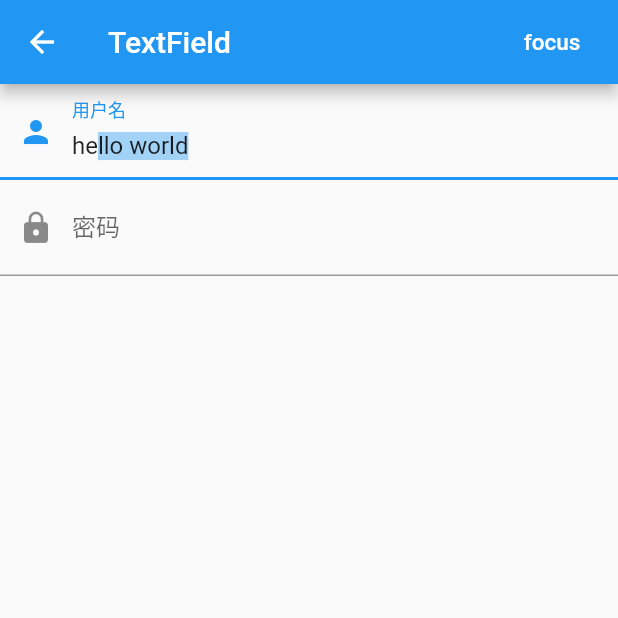
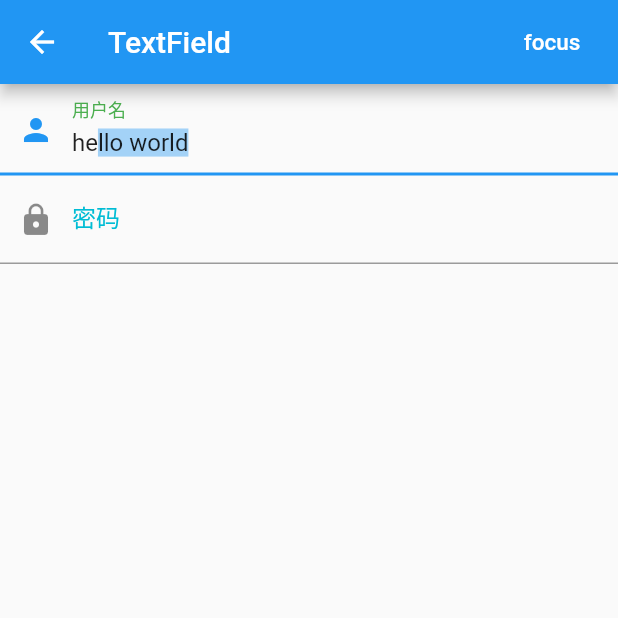
Before and after one commit to FlutterX/Codelabs, a Flutter app: the TextFieldPage screen opened directly, on a phone screen of 412 x 824 dp, the top half of it. Run offline on Flutter 3.47's test engine with Material 2 defaults, Android fonts, the phone set to English and light mode, and no system bars; our stand-ins replace fluro.

Commit message:
修改TextField的多种样式

```diff
--- a/codelabs/lib/TextField/textField_page.dart
+++ b/codelabs/lib/TextField/textField_page.dart
@@ -16,7 +16,7 @@ class TextFieldPage extends StatelessWidget {
         actions: <Widget>[
           new FlatButton(
               onPressed: () {
-                Navigator.push(context, MaterialPageRoute(builder: (ctx){
+                Navigator.push(context, MaterialPageRoute(builder: (ctx) {
                   return new TextFieldFocusPage();
                 }));
               },
@@ -26,7 +26,13 @@ class TextFieldPage extends StatelessWidget {
               ))
         ],
       ),
-      body: new Column(
+      body: Theme(
+        data: Theme.of(context).copyWith(
+            hintColor: Colors.yellow, // 定义下划线颜色
+            inputDecorationTheme: InputDecorationTheme(
+                labelStyle: TextStyle(color: Colors.green), // 定义label字体样式
+                hintStyle: TextStyle(color: Colors.grey, fontSize: 14.0))), // 定义提示文本样式
+        child: new Column(
           children: <Widget>[
             new TextField(
               autofocus: true,
@@ -34,7 +40,9 @@ class TextFieldPage extends StatelessWidget {
               decoration: InputDecoration(
                   labelText: '用户名',
                   hintText: '用户名或邮箱',
-                prefixIcon: Icon(Icons.person)),
+                  prefixIcon: Icon(Icons.person),
+                  // border: InputBorder.none, // 隐藏下划线
+              ),
             ),
             new TextField(
               onChanged: (value) {
@@ -43,11 +51,29 @@ class TextFieldPage extends StatelessWidget {
               decoration: InputDecoration(
                 labelText: '密码',
                 hintText: '您的登录密码',
-                prefixIcon: Icon(Icons.lock)),
+                prefixIcon: Icon(Icons.lock),
+                labelStyle: TextStyle(
+                  color: Colors.cyan,
+                ),
+                hintStyle: TextStyle(
+                  color: Colors.red,
+                  fontSize: 13.0,
+                ),
+              ),
               obscureText: true, // 密文显示
             )
           ],
         ),
+      ),
     );
   }
 }
+
+/**
+ * 修改 TextField 的下划线
+ *
+ * TextField 中的 下划线颜色 与 提示文本颜色 使用的都是主题色里的 hintColor。
+ * 如果直接修改 hintColor，那么下划线和提示文本的颜色都会变。
+ * 但是 decoration 中可以设置 hintStyle，它可以覆盖 hintColor，
+ * 并且主题中可以通过 inputDecorationTheme 来设置输入框默认的 decoration
+ */
```
Lines whose indentation alone changed are shown as unchanged.
